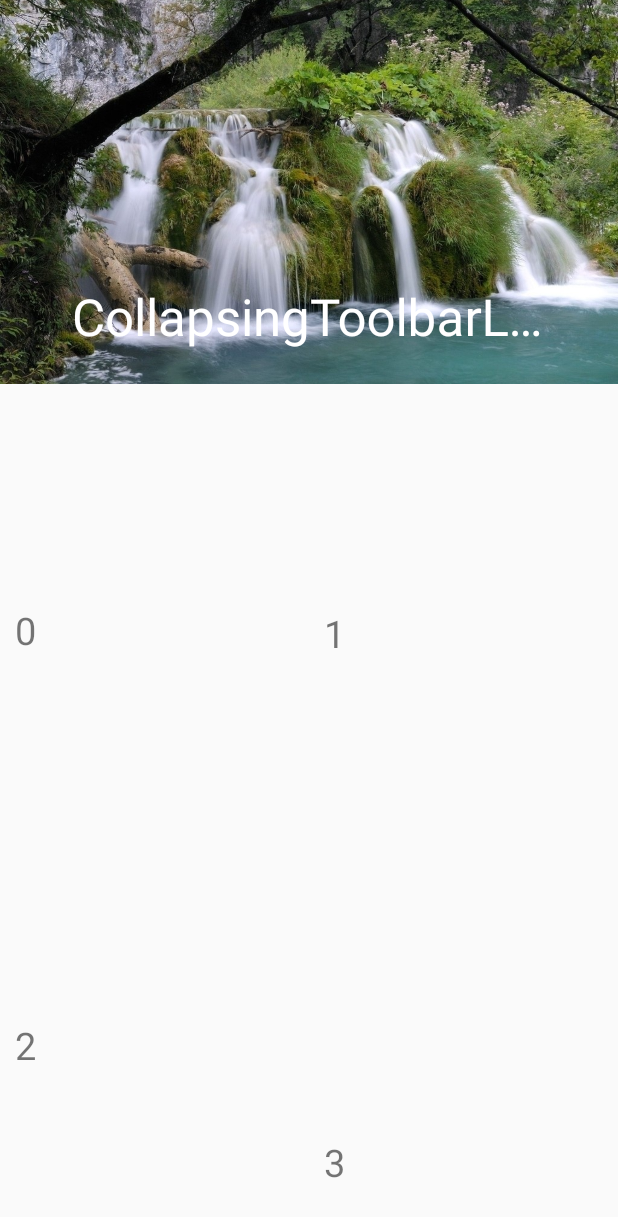
After one commit to maogen/maflibrary, an Android app: the CollapsingActivity screen opened directly, with no data from a screen before it, on a phone screen of 412 x 824 dp. The commit adds this screen. Shown: the top 1217 px of the screen. Run offline under Robolectric (Android 15) with nearby library versions, the phone set to English and light mode, and no system bars.

Commit message:
Recycview测试

```diff
--- a/app/src/main/AndroidManifest.xml
+++ b/app/src/main/AndroidManifest.xml
@@ -42,6 +42,12 @@
         <activity
             android:name="com.maf.base.activity.ChartActivity"
             android:theme="@style/AppTheme.NoActionBar" />
+        <activity
+            android:name="com.maf.base.activity.CollapsingActivity"
+            android:theme="@style/AppTheme.NoActionBar" />
+        <activity
+            android:name="com.maf.base.activity.MyCollapsingActivity"
+            android:theme="@style/AppTheme.NoActionBar" />
     </application>
 
 </manifest>
--- /dev/null
+++ b/app/src/main/java/com/maf/base/activity/CollapsingActivity.java
@@ -0,0 +1,78 @@
+package com.maf.base.activity;
+
+import android.graphics.Color;
+import android.support.design.widget.CollapsingToolbarLayout;
+import android.support.v7.widget.DefaultItemAnimator;
+import android.support.v7.widget.RecyclerView;
+import android.support.v7.widget.StaggeredGridLayoutManager;
+import android.view.View;
+import android.widget.Toolbar;
+
+import com.maf.activity.BaseBackActivity;
+import com.maf.base.adapter.CollapsAdapter;
+
+import java.util.ArrayList;
+import java.util.List;
+
+import maf.com.mafproject.R;
+
+/**
+ * 项目名称：maflibrary
+ * 类描述：网上的收缩效果案例
+ * 创建人：mzg
+ * 创建时间：2016/7/14 17:24
+ * 修改人：mzg
+ * 修改时间：2016/7/14 17:24
+ * 修改备注：
+ */
+public class CollapsingActivity extends BaseBackActivity {
+    private RecyclerView mRecyclerView;
+
+    @Override
+    protected int getLayoutResId() {
+        return R.layout.activity_collapsing;
+    }
+
+    @Override
+    protected void initView() {
+//        Toolbar mToolbar = (Toolbar) findViewById(R.id.toolbar);
+//        setSupportActionBar(mToolbar);
+//        getSupportActionBar().setDisplayHomeAsUpEnabled(true);
+//        mToolbar.setNavigationOnClickListener(new View.OnClickListener() {
+//            @Override
+//            public void onClick(View v) {
+//                onBackPressed();
+//            }
+//        });
+        //使用CollapsingToolbarLayout必须把title设置到CollapsingToolbarLayout上，设置到Toolbar上则不会显示
+        CollapsingToolbarLayout mCollapsingToolbarLayout = (CollapsingToolbarLayout) findViewById(R.id.collapsing_toolbar_layout);
+        mCollapsingToolbarLayout.setTitle("CollapsingToolbarLayout");
+        //通过CollapsingToolbarLayout修改字体颜色
+        mCollapsingToolbarLayout.setExpandedTitleColor(Color.WHITE);//设置还没收缩时状态下字体颜色
+        mCollapsingToolbarLayout.setCollapsedTitleTextColor(Color.GREEN);//设置收缩后Toolbar上字体的颜色
+
+    }
+
+    @Override
+    protected void initEvent() {
+
+    }
+
+    @Override
+    protected void initValue() {
+        mRecyclerView = (RecyclerView) this.findViewById(R.id.recyclerView);
+        mRecyclerView.setLayoutManager(new StaggeredGridLayoutManager(2, StaggeredGridLayoutManager.VERTICAL));
+        mRecyclerView.setItemAnimator(new DefaultItemAnimator());
+        List<Integer> datas = new ArrayList<>();
+        for (int i = 0; i < 100; i++) {
+            datas.add(i);
+        }
+        mRecyclerView.setAdapter(new CollapsAdapter(this, datas));
+
+    }
+
+    @Override
+    public void onClick(View v) {
+
+    }
+}
--- a/app/src/main/java/com/maf/base/activity/ImageActivity.java
+++ b/app/src/main/java/com/maf/base/activity/ImageActivity.java
@@ -53,7 +53,7 @@ public class ImageActivity extends BaseBackActivity {
         for (int i = 0; i < imageFiles.size(); i++) {
             LogUtils.d(imageFiles.get(i));
         }
-        ImageLoaderUtils.showLocalImage(imageLocal, "storage/emulated/0/tencent/QQfile_recv/892F1DC337198BA3C2FE3E9291845BCE.png");
+        ImageLoaderUtils.showLocalImage(imageLocal, "storage/emulated/0/tencent/QQfile_recv/111111.png");
         ImageLoaderUtils.showAssetsImage(imageAssets, "image/image_one.jpg");
         ImageLoaderUtils.showDrawableImage(imageDrawable, R.drawable.image_two);
         ImageLoaderUtils.showUrlImage(imageUrl, "http://pic39.nipic.com/20140321/9448607_213919680000_2.jpg");
--- /dev/null
+++ b/app/src/main/java/com/maf/base/adapter/CollapsAdapter.java
@@ -0,0 +1,61 @@
+package com.maf.base.adapter;
+
+import android.content.Context;
+import android.support.v7.widget.RecyclerView;
+import android.view.LayoutInflater;
+import android.view.View;
+import android.view.ViewGroup;
+
+import java.util.ArrayList;
+import java.util.List;
+
+import maf.com.mafproject.R;
+
+/**
+ * 项目名称：maflibrary
+ * 类描述：
+ * 创建人：mzg
+ * 创建时间：2016/7/14 19:06
+ * 修改人：mzg
+ * 修改时间：2016/7/14 19:06
+ * 修改备注：
+ */
+public class CollapsAdapter extends RecyclerView.Adapter<MyViewHolder> {
+    private List<Integer> datas;
+    private Context context;
+    private List<Integer> lists;
+
+    public CollapsAdapter(Context context, List<Integer> datas) {
+        this.datas = datas;
+        this.context = context;
+        getRandomHeights(datas);
+    }
+
+    private void getRandomHeights(List<Integer> datas) {
+        lists = new ArrayList<>();
+        for (int i = 0; i < datas.size(); i++) {
+            lists.add((int) (200 + Math.random() * 400));
+        }
+    }
+
+    @Override
+    public MyViewHolder onCreateViewHolder(ViewGroup parent, int viewType) {
+        View view = LayoutInflater.from(context).inflate(R.layout.item_list, parent, false);
+        MyViewHolder viewHolder = new MyViewHolder(view);
+        return viewHolder;
+    }
+
+    @Override
+    public void onBindViewHolder(MyViewHolder holder, int position) {
+        ViewGroup.LayoutParams params = holder.itemView.getLayoutParams();
+        params.height = lists.get(position);//把随机的高度赋予item布局
+        holder.itemView.setLayoutParams(params);
+        holder.mTextView.setText(position + "");
+    }
+
+    @Override
+    public int getItemCount() {
+        return datas.size();
+    }
+
+}
--- /dev/null
+++ b/app/src/main/java/com/maf/base/adapter/MyViewHolder.java
@@ -0,0 +1,25 @@
+package com.maf.base.adapter;
+
+import android.support.v7.widget.RecyclerView;
+import android.view.View;
+import android.widget.TextView;
+
+import maf.com.mafproject.R;
+
+/**
+ * 项目名称：maflibrary
+ * 类描述：
+ * 创建人：mzg
+ * 创建时间：2016/7/14 21:00
+ * 修改人：mzg
+ * 修改时间：2016/7/14 21:00
+ * 修改备注：
+ */
+public class MyViewHolder extends RecyclerView.ViewHolder {
+    TextView mTextView;
+
+    public MyViewHolder(View itemView) {
+        super(itemView);
+        mTextView = (TextView) itemView.findViewById(R.id.item_tv);
+    }
+}
--- /dev/null
+++ b/app/src/main/res/layout/activity_collapsing.xml
@@ -0,0 +1,49 @@
+<android.support.design.widget.CoordinatorLayout xmlns:android="http://schemas.android.com/apk/res/android"
+    xmlns:app="http://schemas.android.com/apk/res-auto"
+    xmlns:tools="http://schemas.android.com/tools"
+    android:layout_width="match_parent"
+    android:layout_height="match_parent"
+    tools:context=".MainActivity">
+
+    <android.support.design.widget.AppBarLayout
+        android:layout_width="match_parent"
+        android:layout_height="256dp"
+        android:fitsSystemWindows="true">
+
+        <android.support.design.widget.CollapsingToolbarLayout
+            android:id="@+id/collapsing_toolbar_layout"
+            android:layout_width="match_parent"
+            android:layout_height="match_parent"
+            app:contentScrim="#30469b"
+            app:expandedTitleMarginStart="48dp"
+            app:layout_scrollFlags="scroll|exitUntilCollapsed">
+
+            <ImageView
+                android:layout_width="match_parent"
+                android:layout_height="match_parent"
+                android:scaleType="centerCrop"
+                android:src="@drawable/image_two"
+                app:layout_collapseMode="parallax"
+                app:layout_collapseParallaxMultiplier="0.7" />
+
+            <android.support.v7.widget.Toolbar
+                android:id="@+id/toolbar"
+                android:layout_width="match_parent"
+                android:layout_height="?attr/actionBarSize"
+                app:layout_collapseMode="pin" />
+        </android.support.design.widget.CollapsingToolbarLayout>
+    </android.support.design.widget.AppBarLayout>
+
+    <LinearLayout
+        android:layout_width="match_parent"
+        android:layout_height="match_parent"
+        android:orientation="vertical"
+        app:layout_behavior="@string/appbar_scrolling_view_behavior">
+
+        <android.support.v7.widget.RecyclerView
+            android:id="@+id/recyclerView"
+            android:layout_width="match_parent"
+            android:layout_height="match_parent"
+            android:scrollbars="none" />
+    </LinearLayout>
+</android.support.design.widget.CoordinatorLayout>
--- /dev/null
+++ b/app/src/main/res/layout/item_list.xml
@@ -0,0 +1,14 @@
+<?xml version="1.0" encoding="utf-8"?>
+<RelativeLayout xmlns:android="http://schemas.android.com/apk/res/android"
+    android:layout_width="wrap_content"
+    android:layout_height="wrap_content"
+    android:layout_margin="10dp">
+
+    <TextView
+        android:id="@+id/item_tv"
+        android:layout_width="wrap_content"
+        android:layout_height="wrap_content"
+        android:layout_centerInParent="true"
+        android:text="aaa"
+        android:textSize="25sp" />
+</RelativeLayout>
--- a/app/src/main/res/values/strings.xml
+++ b/app/src/main/res/values/strings.xml
@@ -9,6 +9,7 @@
     <string name="into_print">打印机测试</string>
     <string name="into_html">html测试</string>
     <string name="into_chart">图形库测试</string>
+    <string name="into_collapsing">收缩效果测试</string>
 
     <!-- activity_toast.xml -->
     <string name="toast_short">显示ShortToast</string>
--- a/maflibrary/src/main/res/values/color.xml
+++ b/maflibrary/src/main/res/values/color.xml
@@ -1,4 +1,8 @@
 <?xml version="1.0" encoding="utf-8"?>
 <resources>
     <color name="trans">#00000000</color>
+    <color name="white">#FFFFFF</color>
+    <color name="black">#000000</color>
+    <color name="gray">#666666</color>
+    <color name="light_gray">#999999</color>
 </resources>
```
Also changed, not shown: app/src/main/java/com/maf/base/activity/MainActivity.java (+9 -2 lines), app/src/main/java/com/maf/base/activity/MyCollapsingActivity.java (added, +67 -0 lines), app/src/main/java/com/maf/base/adapter/MyCollapsingAdapter.java (added, +47 -0 lines), app/src/main/res/layout/activity_main.xml (+8 -0 lines), app/src/main/res/layout/activity_my_collapsing.xml (added, +39 -0 lines).
